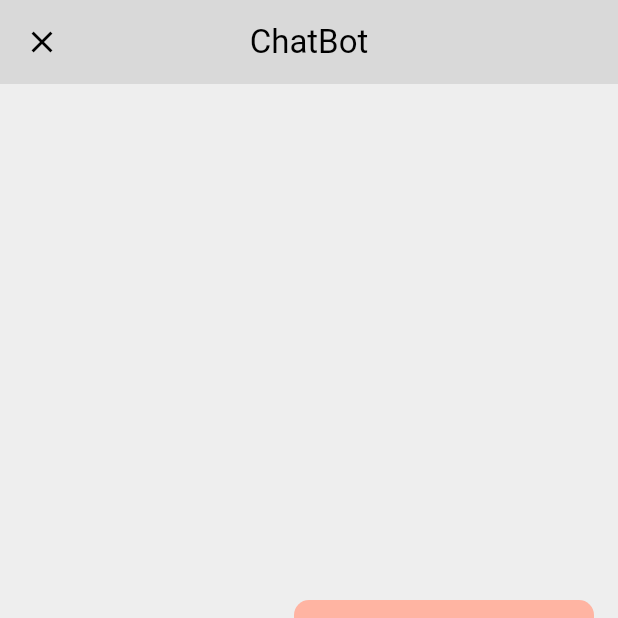
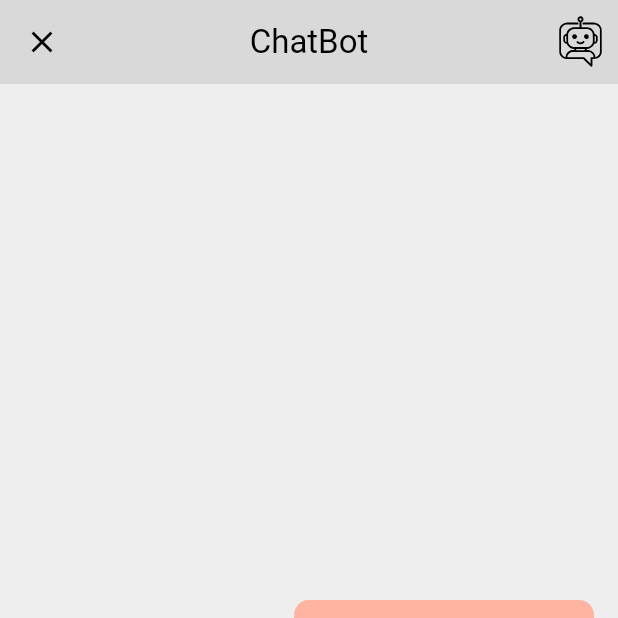
Before and after one commit to YusufErkamOzyer/chatbot, a Flutter app: the screen it shows after launch, after a tap on the "close" icon, on a phone screen of 412 x 824 dp, the top half of it. Run offline on Flutter 3.47's test engine with Material 3 defaults, Android fonts, the phone set to English and light mode, and no system bars; our stand-ins replace flutter_svg.

Commit message:
Added exit function

```diff
--- a/lib/core/components/app_top_bar.dart
+++ b/lib/core/components/app_top_bar.dart
@@ -1,6 +1,8 @@
 import 'package:chatbot/core/color_constants.dart';
 import 'package:chatbot/core/widgets/chat_bot_text.dart';
 import 'package:flutter/material.dart';
+import 'package:flutter/services.dart';
+import 'package:flutter_svg/svg.dart';
 
 class AppTopBar extends StatelessWidget implements PreferredSizeWidget {
   const AppTopBar({super.key});
@@ -12,10 +14,15 @@ class AppTopBar extends StatelessWidget implements PreferredSizeWidget {
       elevation: 0,
       leading: IconButton(
         icon: const Icon(Icons.close, color: Colors.black),
-        onPressed: () {},
+        onPressed: () {
+          SystemNavigator.pop();
+        },
       ),
       title: const ChatBotText(data: "ChatBot", type: MessageType.system),
       centerTitle: true,
+      actions: [
+        SvgPicture.asset('assets/logo/chatbot.svg', width: 50, height: 50),
+      ],
     );
   }
 
--- a/pubspec.yaml
+++ b/pubspec.yaml
@@ -35,6 +35,7 @@ dependencies:
   # Use with the CupertinoIcons class for iOS style icons.
   cupertino_icons: ^1.0.8
   flutter_svg: ^2.2.0
+  flutter_launcher_icons: ^0.14.4
 
 dev_dependencies:
   flutter_test:
```
Also changed, not shown: pubspec.lock.
